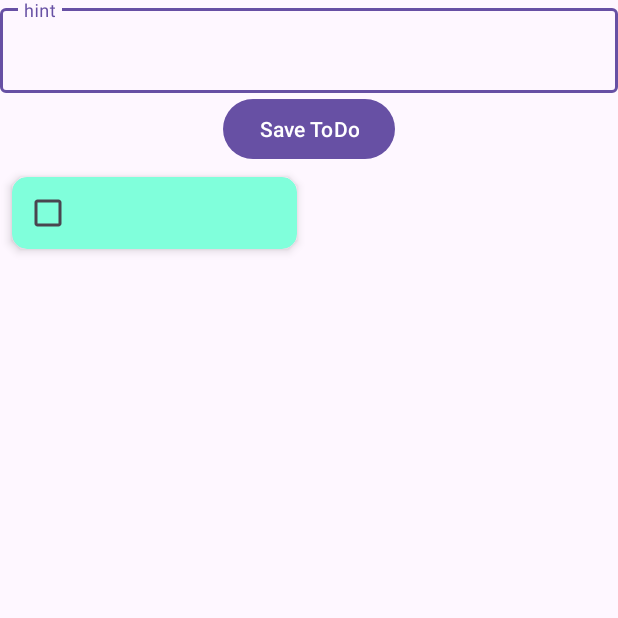
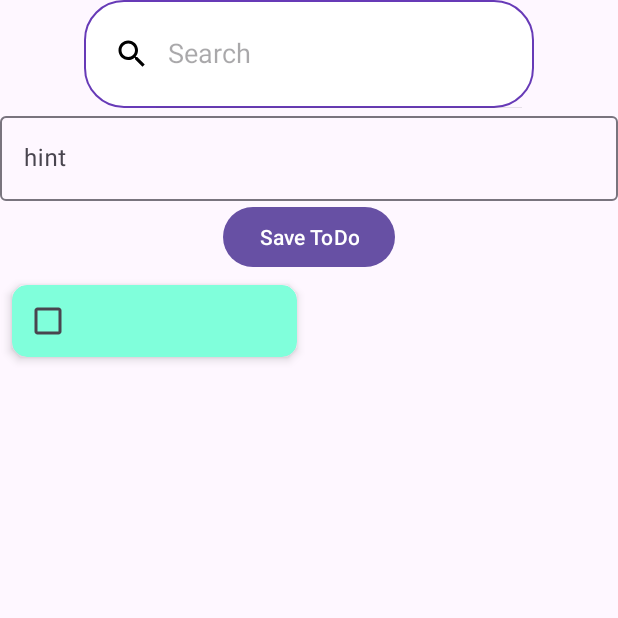
Before and after one commit to Jubayed-A/OIBSIP-To-Do-Apps, an Android app: the screen it shows after launch (MainActivity), after a tap on "Save ToDo", on a phone screen of 412 x 824 dp, the top half of it. Run offline under Robolectric (Android 15) with nearby library versions, the phone set to English and light mode, and no system bars; our stand-ins replace Room's generated code, data binding.

Commit message:
search method and design implement

```diff
--- /dev/null
+++ b/app/src/main/res/drawable/baseline_search_24.xml
@@ -0,0 +1,5 @@
+<vector android:height="24dp" android:tint="#000000"
+    android:viewportHeight="24" android:viewportWidth="24"
+    android:width="24dp" xmlns:android="http://schemas.android.com/apk/res/android">
+    <path android:fillColor="@android:color/white" android:pathData="M15.5,14h-0.79l-0.28,-0.27C15.41,12.59 16,11.11 16,9.5 16,5.91 13.09,3 9.5,3S3,5.91 3,9.5 5.91,16 9.5,16c1.61,0 3.09,-0.59 4.23,-1.57l0.27,0.28v0.79l5,4.99L20.49,19l-4.99,-5zM9.5,14C7.01,14 5,11.99 5,9.5S7.01,5 9.5,5 14,7.01 14,9.5 11.99,14 9.5,14z"/>
+</vector>
--- /dev/null
+++ b/app/src/main/res/drawable/ic_close_24dp.xml
@@ -0,0 +1,5 @@
+<vector android:height="24dp" android:tint="#000000"
+    android:viewportHeight="24" android:viewportWidth="24"
+    android:width="24dp" xmlns:android="http://schemas.android.com/apk/res/android">
+    <path android:fillColor="@android:color/white" android:pathData="M19,6.41L17.59,5 12,10.59 6.41,5 5,6.41 10.59,12 5,17.59 6.41,19 12,13.41 17.59,19 19,17.59 13.41,12z"/>
+</vector>
--- /dev/null
+++ b/app/src/main/res/drawable/search_bg.xml
@@ -0,0 +1,8 @@
+<?xml version="1.0" encoding="utf-8"?>
+<shape xmlns:android="http://schemas.android.com/apk/res/android">
+    <corners android:radius="26dp"/>
+    <solid android:color="#FFFFFF"/>
+    <stroke android:color="#673AB7"
+        android:width="1dp"
+        />
+</shape>
--- a/app/src/main/res/layout/fragment_to_do.xml
+++ b/app/src/main/res/layout/fragment_to_do.xml
@@ -13,8 +13,23 @@
     <LinearLayout
         android:layout_width="match_parent"
         android:layout_height="match_parent"
-        android:orientation="vertical"
-        >
+        android:orientation="vertical">
+
+        <!-- SearchView -->
+        <androidx.appcompat.widget.SearchView
+            android:id="@+id/searchView"
+            android:layout_width="300dp"
+            android:layout_height="72dp"
+            android:layout_gravity="center"
+            android:background="@drawable/search_bg"
+            android:queryHint="Search"
+            app:closeIcon="@drawable/ic_close_24dp"
+            app:iconifiedByDefault="false"
+            app:layout_constraintEnd_toEndOf="parent"
+            app:layout_constraintStart_toStartOf="parent"
+            app:layout_constraintTop_toTopOf="parent"
+            app:queryHint="Search"
+            app:searchIcon="@drawable/baseline_search_24" />
 
         <!-- input section added -->
 
```
